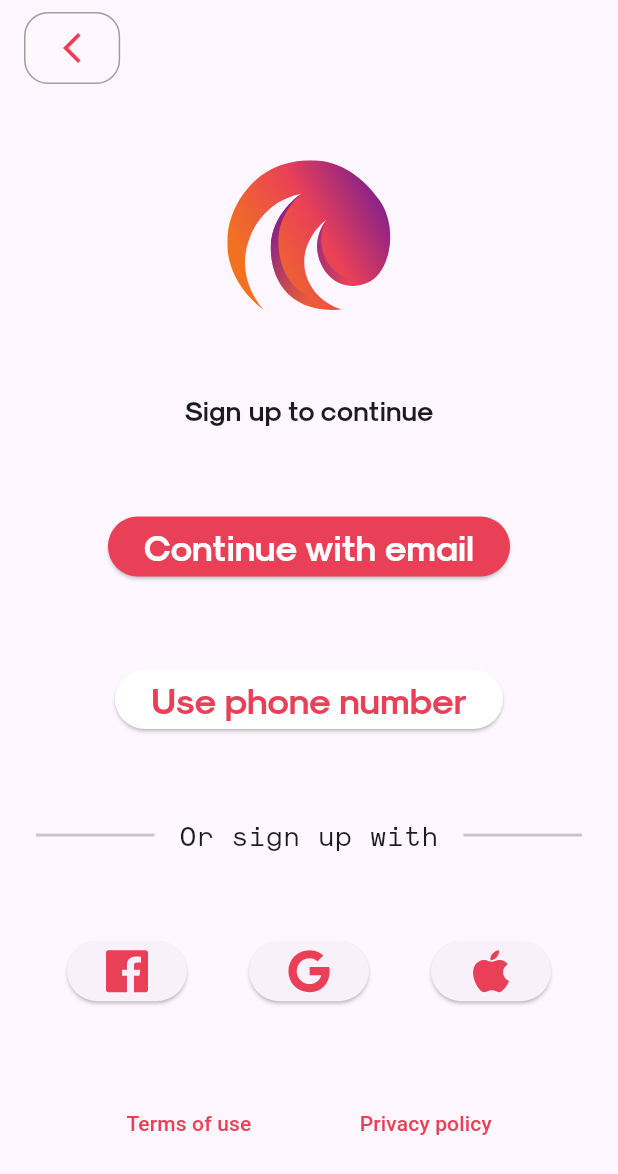
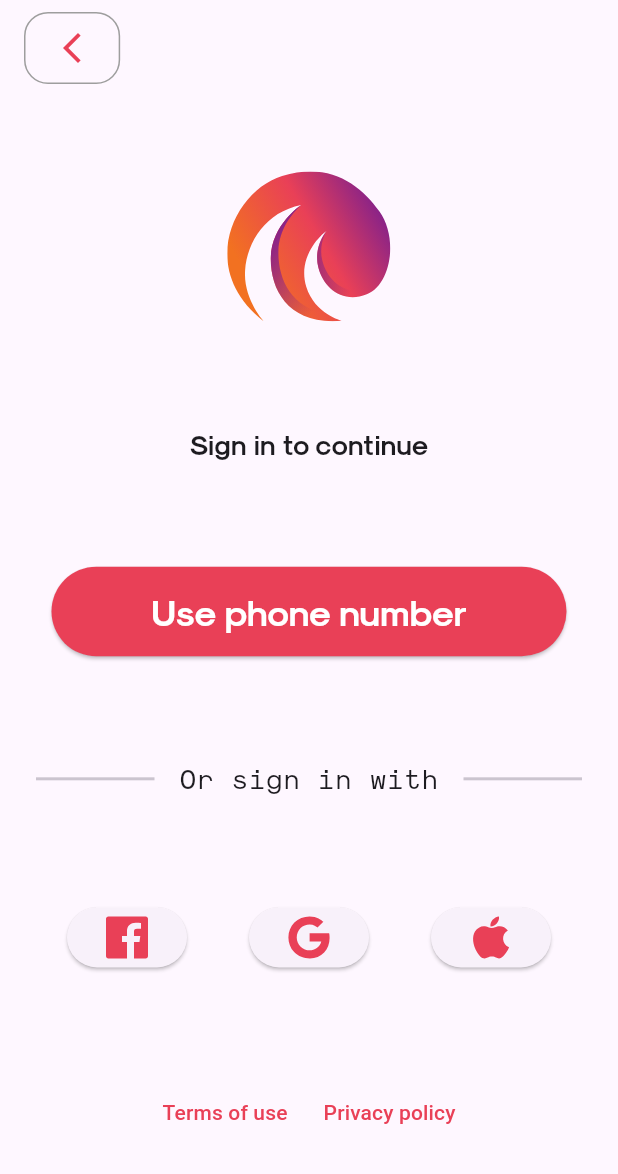
Before and after one commit to Nader-Eryan/dating, a Flutter app: the screen it shows after launch, after a tap on "Create an account", on a phone screen of 412 x 824 dp. Shown: the top 1174 px of the screen. Run offline on Flutter 3.47's test engine with Material 2 defaults, Android fonts, the phone set to English and light mode, and no system bars; our stand-ins replace flutter_screenutil, flutter_svg, go_router, intl_phone_number_input, introduction_screen, pin_code_fields.

Commit message:
fixed account design logic

```diff
--- a/lib/Features/Account/presentation/view/on_boarding_view.dart
+++ b/lib/Features/Account/presentation/view/on_boarding_view.dart
@@ -56,31 +56,8 @@ class OnBoardingViewState extends State<OnBoardingView> {
               style: Styles.kH3.copyWith(color: Colors.white),
             ),
           ),
-          SizedBox(
-            width: double.infinity,
-            height: 60,
-            child: Row(
-              mainAxisAlignment: MainAxisAlignment.center,
-              children: [
-                const Text(
-                  'Already have an account?',
-                  style: TextStyle(
-                      fontSize: 16.0,
-                      fontWeight: FontWeight.bold,
-                      color: Colors.grey),
-                ),
-                TextButton(
-                  onPressed: () {},
-                  child: const Text(
-                    ' Sign In',
-                    style: TextStyle(
-                        fontSize: 16.0,
-                        fontWeight: FontWeight.bold,
-                        color: kPrimaryClr),
-                  ),
-                ),
-              ],
-            ),
+          const SizedBox(
+            height: 20,
           ),
         ],
       ),
--- a/lib/Features/Account/presentation/view/sign_up_view.dart
+++ b/lib/Features/Account/presentation/view/sign_up_view.dart
@@ -27,22 +27,14 @@ class SignUpView extends StatelessWidget {
               ],
             ),
             const Text(
-              'Sign up to continue',
+              'Sign in to continue',
               style: Styles.kH4Bold,
             ),
             ElevatedButton(
-                style: const ButtonStyle(
-                    foregroundColor: MaterialStatePropertyAll(Colors.white),
-                    backgroundColor: MaterialStatePropertyAll(kPrimaryClr)),
-                onPressed: () {},
-                child: const Text(
-                  'Continue with email',
-                  style: Styles.kH3Bold,
-                )),
-            ElevatedButton(
-                style: const ButtonStyle(
-                    backgroundColor: MaterialStatePropertyAll(Colors.white),
-                    foregroundColor: MaterialStatePropertyAll(kPrimaryClr)),
+                style: ButtonStyle(
+                    fixedSize: MaterialStatePropertyAll(Size(300.w, 50.h)),
+                    backgroundColor: MaterialStatePropertyAll(kPrimaryClr),
+                    foregroundColor: MaterialStatePropertyAll(Colors.white)),
                 onPressed: () => context.push('/enterPhone'),
                 child: const Text(
                   'Use phone number',
@@ -61,7 +53,7 @@ class SignUpView extends StatelessWidget {
                         mainAxisAlignment: MainAxisAlignment.center,
                         children: [
                           Text(
-                            ' Or sign up with ',
+                            ' Or sign in with ',
                             style: Styles.kH4,
                           )
                         ])),
@@ -90,7 +82,7 @@ class SignUpView extends StatelessWidget {
               ],
             ),
             Row(
-              mainAxisAlignment: MainAxisAlignment.spaceEvenly,
+              mainAxisAlignment: MainAxisAlignment.center,
               children: [
                 TextButton(
                     onPressed: () {},
```
